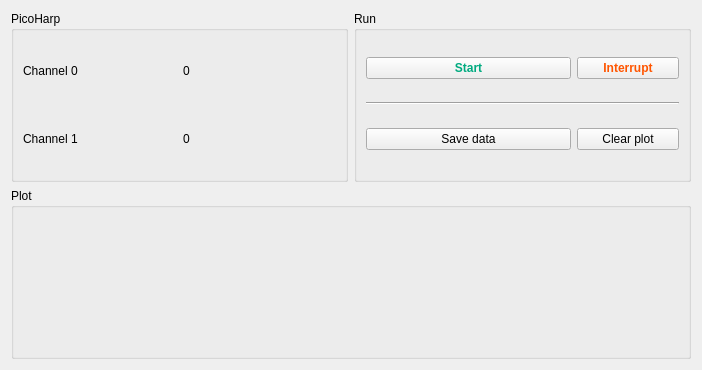
Old version of the form HW_Picoharp/picoharp_g2_measure.ui in the repository GingerLabUW/Microscope_App.
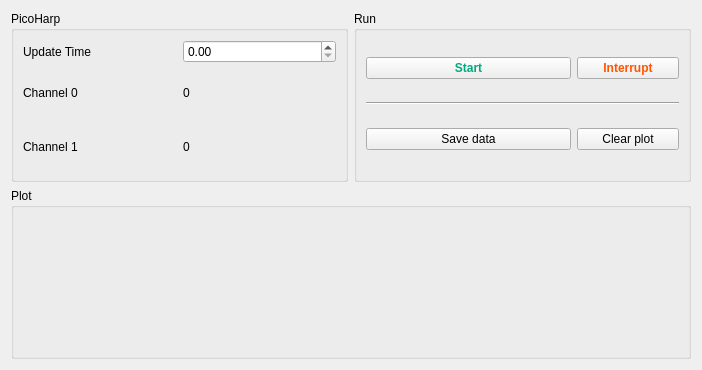
New version of the form.

Commit message: add update period spinbox

```diff
--- a/HW_Picoharp/picoharp_g2_measure.ui
+++ b/HW_Picoharp/picoharp_g2_measure.ui
@@ -20,34 +20,44 @@
       <string>PicoHarp</string>
      </property>
      <layout class="QGridLayout" name="gridLayout">
-      <item row="1" column="0">
+      <item row="2" column="0">
        <widget class="QLabel" name="label_4">
         <property name="text">
          <string>Channel 1</string>
         </property>
        </widget>
       </item>
-      <item row="0" column="1">
-       <widget class="QLabel" name="ch0_label">
-        <property name="text">
-         <string>0</string>
-        </property>
-       </widget>
-      </item>
-      <item row="1" column="1">
+      <item row="2" column="1">
        <widget class="QLabel" name="ch1_label">
         <property name="text">
          <string>0</string>
         </property>
        </widget>
       </item>
-      <item row="0" column="0">
+      <item row="1" column="0">
        <widget class="QLabel" name="label_3">
         <property name="text">
          <string>Channel 0</string>
         </property>
        </widget>
       </item>
+      <item row="1" column="1">
+       <widget class="QLabel" name="ch0_label">
+        <property name="text">
+         <string>0</string>
+        </property>
+       </widget>
+      </item>
+      <item row="0" column="0">
+       <widget class="QLabel" name="label">
+        <property name="text">
+         <string>Update Time</string>
+        </property>
+       </widget>
+      </item>
+      <item row="0" column="1">
+       <widget class="QDoubleSpinBox" name="update_time_doubleSpinBox"/>
+      </item>
      </layout>
     </widget>
    </item>
```
The commit also changes 1 other file.
